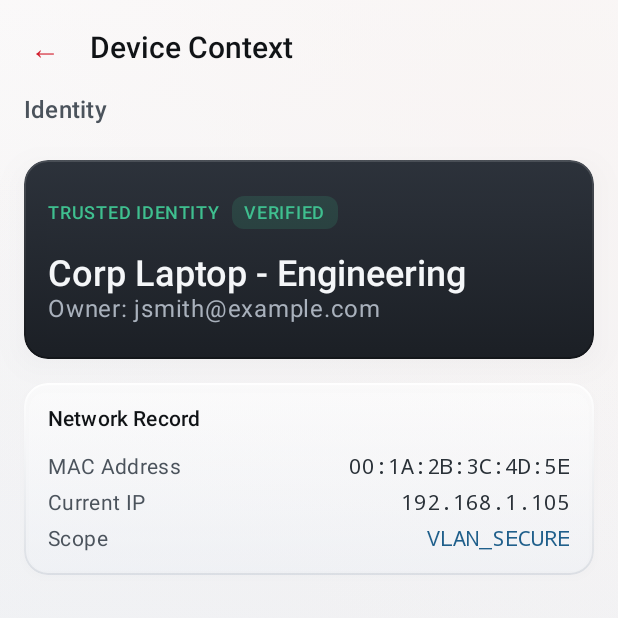
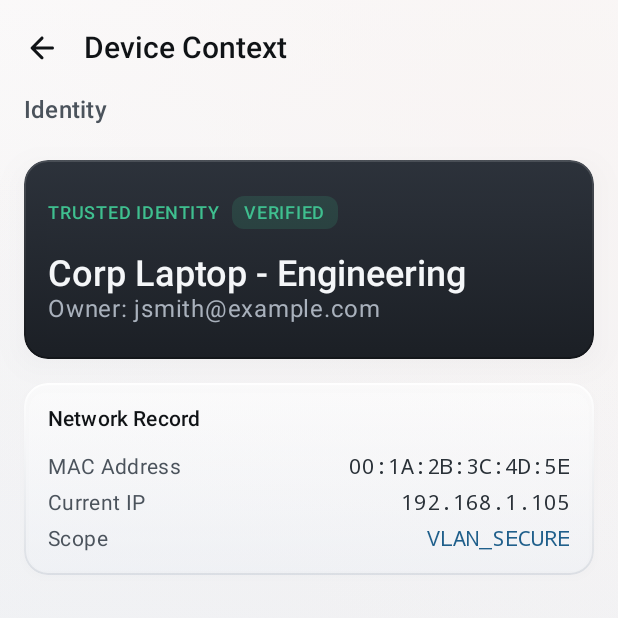
Before and after one commit to D0paX/nexa, an Android app built with Jetpack Compose: the screen it shows after launch (MainActivity), after a tap on "ACTIVE DEVICES", on a phone screen of 412 x 824 dp, the top half of it. Run offline under Robolectric (Android 15) with nearby library versions, the light colour scheme and no system bars; our stand-ins replace Navigation 3.

Commit message:
fix(phase5): polish mobile back navigation

```diff
--- a/mobile/app/src/main/java/com/example/nexa/theme/Tokens.kt
+++ b/mobile/app/src/main/java/com/example/nexa/theme/Tokens.kt
@@ -5,6 +5,9 @@ import androidx.compose.ui.unit.dp
 object NexaTokens {
     // Touch targets
     val MinTouchTarget = 48.dp
+
+    // Iconography
+    val BackIconSize = 24.dp
 
     // Spacing
     val SpacingXSmall = 4.dp
--- /dev/null
+++ b/mobile/app/src/main/java/com/example/nexa/ui/components/NexaBackButton.kt
@@ -0,0 +1,68 @@
+package com.example.nexa.ui.components
+
+import androidx.compose.animation.animateColorAsState
+import androidx.compose.foundation.background
+import androidx.compose.foundation.clickable
+import androidx.compose.foundation.interaction.MutableInteractionSource
+import androidx.compose.foundation.interaction.collectIsPressedAsState
+import androidx.compose.foundation.layout.Box
+import androidx.compose.foundation.layout.size
+import androidx.compose.foundation.shape.CircleShape
+import androidx.compose.material.icons.Icons
+import androidx.compose.material.icons.automirrored.rounded.ArrowBack
+import androidx.compose.material3.Icon
+import androidx.compose.runtime.Composable
+import androidx.compose.runtime.getValue
+import androidx.compose.runtime.remember
+import androidx.compose.ui.Alignment
+import androidx.compose.ui.Modifier
+import androidx.compose.ui.draw.clip
+import androidx.compose.ui.graphics.Color
+import androidx.compose.ui.semantics.Role
+import com.example.nexa.theme.NexaInk
+import com.example.nexa.theme.NexaTextPrimary
+import com.example.nexa.theme.NexaTokens
+
+/**
+ * The single back control for every NEXA drill-down screen.
+ *
+ * A confident 24dp mark inside a full 48dp target. Pressing it settles a
+ * faint ink wash beneath the icon — the same restrained surface response the
+ * rest of the material system uses, with no glow, scale or bounce.
+ */
+@Composable
+fun NexaBackButton(
+    onClick: () -> Unit,
+    modifier: Modifier = Modifier,
+    contentDescription: String = "Back"
+) {
+    val interactionSource = remember { MutableInteractionSource() }
+    val isPressed by interactionSource.collectIsPressedAsState()
+
+    val pressedSurface by animateColorAsState(
+        targetValue = if (isPressed) NexaInk.copy(alpha = 0.08f) else Color.Transparent,
+        label = "backPressedSurface"
+    )
+
+    Box(
+        modifier = modifier
+            .size(NexaTokens.MinTouchTarget)
+            .clip(CircleShape)
+            .background(pressedSurface, CircleShape)
+            .clickable(
+                interactionSource = interactionSource,
+                indication = null,
+                role = Role.Button,
+                onClickLabel = contentDescription,
+                onClick = onClick
+            ),
+        contentAlignment = Alignment.Center
+    ) {
+        Icon(
+            imageVector = Icons.AutoMirrored.Rounded.ArrowBack,
+            contentDescription = contentDescription,
+            tint = NexaTextPrimary,
+            modifier = Modifier.size(NexaTokens.BackIconSize)
+        )
+    }
+}
--- a/mobile/app/src/main/java/com/example/nexa/ui/main/DeviceDetailScreen.kt
+++ b/mobile/app/src/main/java/com/example/nexa/ui/main/DeviceDetailScreen.kt
@@ -1,6 +1,5 @@
 package com.example.nexa.ui.main
 
-import androidx.compose.foundation.clickable
 import androidx.compose.foundation.layout.*
 import androidx.compose.foundation.lazy.LazyColumn
 import androidx.compose.material3.*
@@ -26,16 +25,7 @@ fun DeviceDetailScreen(
         topBar = {
             TopAppBar(
                 title = { Text("Device Context", style = Typography.titleLarge, color = NexaTextPrimary) },
-                navigationIcon = {
-                    Text(
-                        "←",
-                        style = Typography.titleLarge,
-                        color = NexaAction,
-                        modifier = Modifier
-                            .padding(NexaTokens.SpacingMedium)
-                            .clickable(onClick = onBack)
-                    )
-                },
+                navigationIcon = { NexaBackButton(onClick = onBack) },
                 colors = TopAppBarDefaults.topAppBarColors(
                     containerColor = Color.Transparent,
                     titleContentColor = NexaTextPrimary
```
Also changed, not shown: mobile/app/src/main/java/com/example/nexa/ui/main/ActionConfirmationScreen.kt (+2 -9 lines), mobile/app/src/main/java/com/example/nexa/ui/main/AlertDetailScreen.kt (+1 -11 lines).
